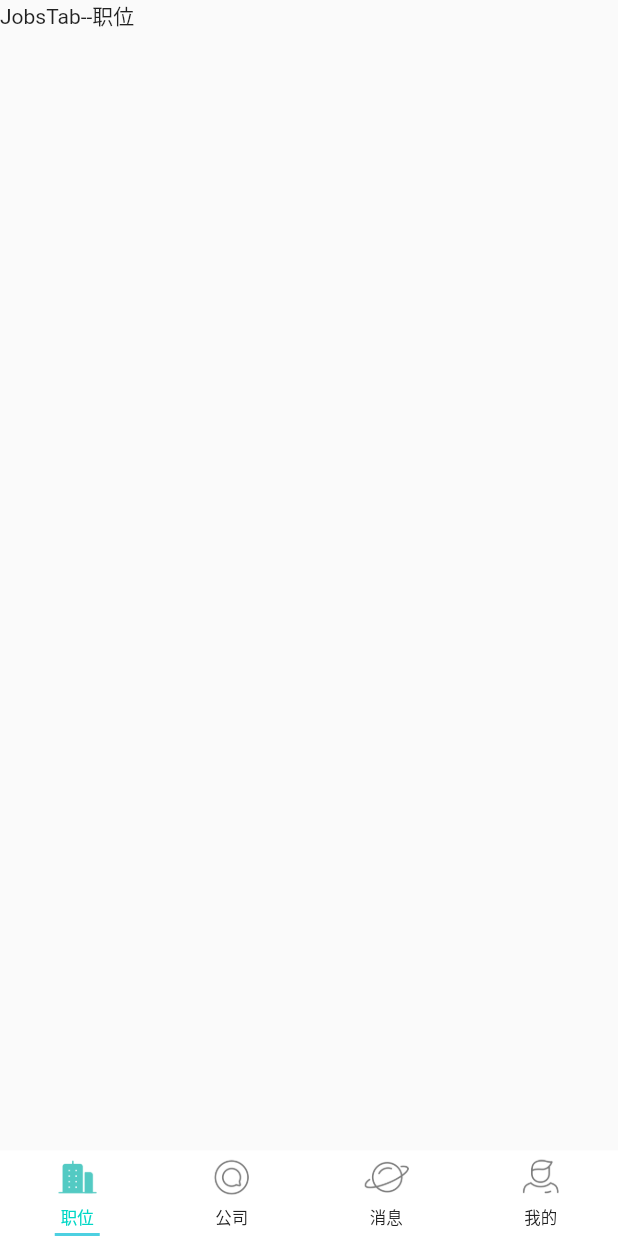
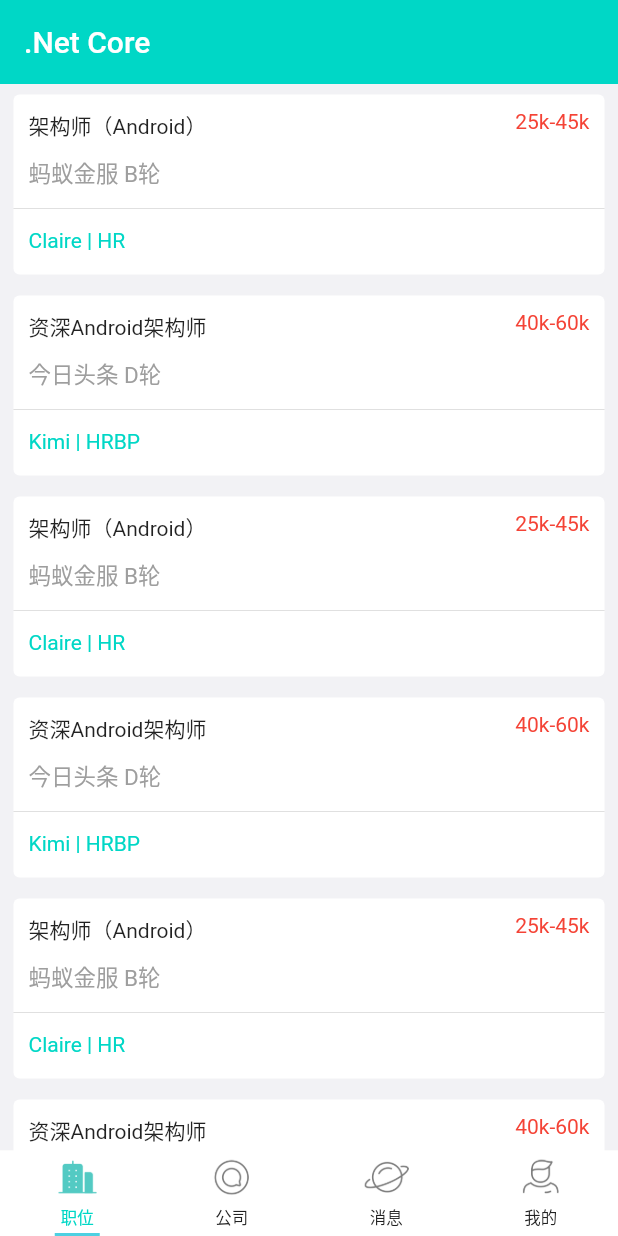
Before and after one commit to JaredLees/flutter_boss_v1.0, a Flutter app: the screen it shows after launch, on a phone screen of 412 x 824 dp. Run offline on Flutter 3.47's test engine with Material 2 defaults, Android fonts, the phone set to English and light mode, and no system bars.

Commit message:
添加职位页简单布局

```diff
--- /dev/null
+++ b/bossapp/lib/Compoments/JobListItem.dart
@@ -0,0 +1,87 @@
+import 'package:bossapp/Models/JobModel.dart';
+import 'package:flutter/material.dart';
+
+class JobListItem extends StatelessWidget {
+  JobListItem({this.job});
+  final JobModel job;
+  @override
+  Widget build(BuildContext context) {
+    return new Padding(
+      padding: const EdgeInsets.only(
+        top: 3.0,
+        left: 5.0,
+        right: 5.0,
+        bottom: 3.0,
+      ),
+      child: new SizedBox(
+        child: new Card(
+          elevation: 0.0,
+          child: new Row(
+            crossAxisAlignment: CrossAxisAlignment.start,
+            children: <Widget>[
+              new Expanded(
+                child: new Column(
+                  crossAxisAlignment: CrossAxisAlignment.start,
+                  mainAxisSize: MainAxisSize.min,
+                  children: <Widget>[
+                    new Row(
+                      children: <Widget>[
+                        new Padding(
+                          padding: const EdgeInsets.only(
+                            top: 10.0,
+                            left: 10.0,
+                            bottom: 5.0,
+                          ),
+                          child: new Text(job.name),
+                        ),
+                        new Expanded(
+                            child: new Column(
+                          crossAxisAlignment: CrossAxisAlignment.end,
+                          children: <Widget>[
+                            new Padding(
+                              padding: const EdgeInsets.only(
+                                right: 10.0,
+                              ),
+                              child: new Text(job.salary,
+                                  style: new TextStyle(color: Colors.red)),
+                            ),
+                          ],
+                        ))
+                      ],
+                    ),
+                    new Container(
+                      child: new Text(
+                        job.cname + ' ' + job.size,
+                        textAlign: TextAlign.left,
+                        style:
+                            new TextStyle(fontSize: 15.0, color: Colors.grey),
+                      ),
+                      margin: const EdgeInsets.only(
+                          top: 5.0, left: 10.0, bottom: 5.0),
+                    ),
+                    new Divider(),
+                    new Row(
+                      children: <Widget>[
+                        new Padding(
+                          padding: const EdgeInsets.only(
+                            top: 5.0,
+                            left: 10.0,
+                            right: 5.0,
+                            bottom: 15.0,
+                          ),
+                          child: new Text(job.username + " | " + job.title,
+                              style: new TextStyle(
+                                  color: new Color.fromARGB(255, 0, 215, 198))),
+                        ),
+                      ],
+                    ),
+                  ],
+                ),
+              ),
+            ],
+          ),
+        ),
+      ),
+    );
+  }
+}
--- /dev/null
+++ b/bossapp/lib/Models/JobModel.dart
@@ -0,0 +1,40 @@
+import 'dart:convert';
+
+import 'package:meta/meta.dart';
+
+///定义jobModel
+class JobModel {
+  JobModel(
+      {@required this.name,
+      @required this.cname,
+      @required this.size,
+      @required this.salary,
+      @required this.username,
+      @required this.title});
+  final String name;
+  final String cname;
+  final String size;
+  final String salary;
+  final String username;
+  final String title;
+
+  static List<JobModel> fromJson(String json) {
+    List<JobModel> listModel = new List<JobModel>();
+    List list = jsonDecode(json)['list'];
+    list.forEach((v){
+      var model= JobModel.fromMap(v);
+      listModel.add(model);
+    });
+    return listModel;
+  }
+
+  static JobModel fromMap(Map map) {
+    return new JobModel(
+        name: map['name'],
+        cname: map['cname'],
+        size: map['size'],
+        salary: map['salary'],
+        username: map['username'],
+        title: map['title']);
+  }
+}
--- /dev/null
+++ b/bossapp/lib/screens/Job/JobMainScreen.dart
@@ -0,0 +1,128 @@
+import 'package:bossapp/Compoments/JobListItem.dart';
+import 'package:flutter/material.dart';
+import '../../Models/JobModel.dart';
+
+class JobMainScreen extends StatefulWidget {
+  @override
+  _JobMainScreenState createState() => _JobMainScreenState();
+}
+
+class _JobMainScreenState extends State<JobMainScreen> {
+  List<JobModel> _jobs = [];
+
+  void getJobList() {
+    setState(() {
+      _jobs = JobModel.fromJson("""
+          {
+            "list": [
+              {
+                "name": "架构师（Android）",
+                "cname": "蚂蚁金服",
+                "size": "B轮",
+                "salary": "25k-45k",
+                "username": "Claire",
+                "title": "HR"
+              },
+              {
+                "name": "资深Android架构师",
+                "cname": "今日头条",
+                "size": "D轮",
+                "salary": "40k-60k",
+                "username": "Kimi",
+                "title": "HRBP"
+              },
+              {
+                "name": "架构师（Android）",
+                "cname": "蚂蚁金服",
+                "size": "B轮",
+                "salary": "25k-45k",
+                "username": "Claire",
+                "title": "HR"
+              },
+              {
+                "name": "资深Android架构师",
+                "cname": "今日头条",
+                "size": "D轮",
+                "salary": "40k-60k",
+                "username": "Kimi",
+                "title": "HRBP"
+              },
+              {
+                "name": "架构师（Android）",
+                "cname": "蚂蚁金服",
+                "size": "B轮",
+                "salary": "25k-45k",
+                "username": "Claire",
+                "title": "HR"
+              },
+              {
+                "name": "资深Android架构师",
+                "cname": "今日头条",
+                "size": "D轮",
+                "salary": "40k-60k",
+                "username": "Kimi",
+                "title": "HRBP"
+              }
+            ]
+          }
+      """);
+    });
+  }
+
+  @override
+  void initState() {
+    getJobList();
+    super.initState();
+  }
+
+  @override
+  Widget build(BuildContext context) {
+    return new Scaffold(
+      backgroundColor: new Color.fromARGB(255, 242, 242, 245),
+      appBar: new AppBar(
+        elevation: 0.0,
+        title: new Text('.Net Core',
+            style: new TextStyle(fontSize: 20.0, color: Colors.white)),
+      ),
+      body: new ListView.builder(
+          itemCount: _jobs.length,
+          itemBuilder: (context, index) {
+            return buildJobItem(context, index);
+          }),
+    );
+  }
+
+  buildJobItem(BuildContext context, int index) {
+    JobModel job = _jobs[index];
+
+    var jobItem = InkWell(
+        onTap: () {
+          showDialog(
+              context: context,
+              builder: (context) {
+                return new AlertDialog(
+                    content: new Text(
+                  '功能尚未开放...尽请期待!',
+                  style: TextStyle(fontSize: 20.0),
+                ));
+              });
+        },
+        child: JobListItem(job: job));
+    //用listtitle也可以
+    // var jobItemC = ListTile(
+    //     onTap: () {
+    //       showDialog(
+    //           context: context,
+    //           builder: (context) {
+    //             return new AlertDialog(
+    //                 content: new Text(
+    //               '功能尚未开放...尽请期待!',
+    //               style: TextStyle(fontSize: 20.0),
+    //             ));
+    //           });
+    //     },
+    //     title: JobListItem(job: job));
+
+    return jobItem;
+  }
+}
--- a/bossapp/lib/screens/Main.dart
+++ b/bossapp/lib/screens/Main.dart
@@ -1,6 +1,8 @@
 import 'package:flutter/material.dart';
 import '../Compoments/IconTab.dart';
 import '../Config/Constant.dart';
+
+import '../screens/Job/JobMainScreen.dart';
 
 ///程序主入口
 class Main extends StatefulWidget {
@@ -42,7 +44,8 @@ class _MainState extends State<Main> with SingleTickerProviderStateMixin {
     return Scaffold(
         body: TabBarView(
           children: <Widget>[
-            new Text('JobsTab--职位'),
+            //JobMainScreen(),
+            new JobMainScreen(),
             new Text('CompanyTab--公司'),
             new Text('MessageTab--消息'),
             new Text('MineTab--我的')
```
Also changed, not shown: bossapp/lib/Models/CompanyModel.dart (added, +44 -0 lines), bossapp/lib/Models/MessageModel.dart (added, +34 -0 lines), bossapp/pubspec.yaml (+16 -16 lines), bossapp/doc/shothot/2.gif (added).
